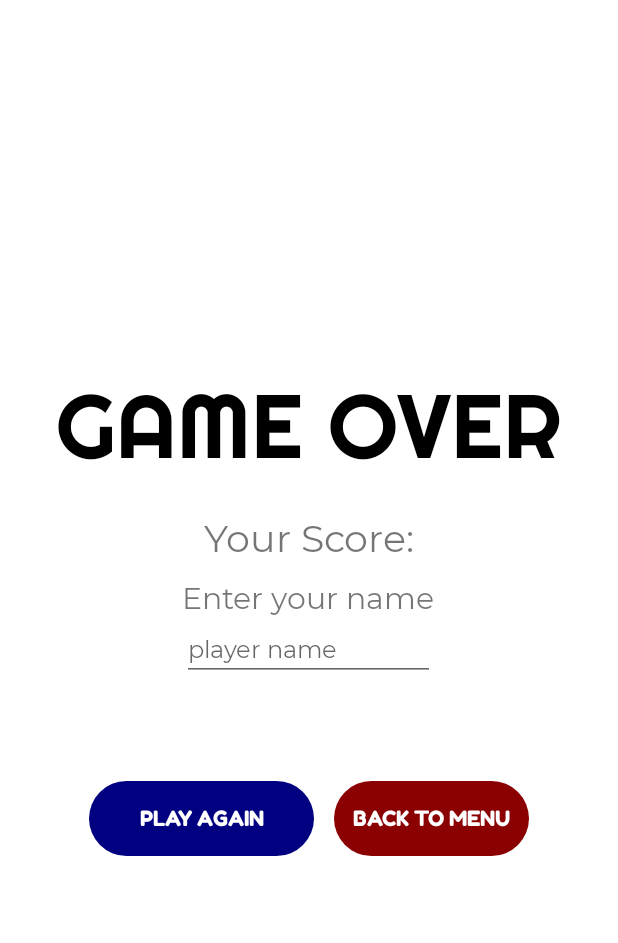
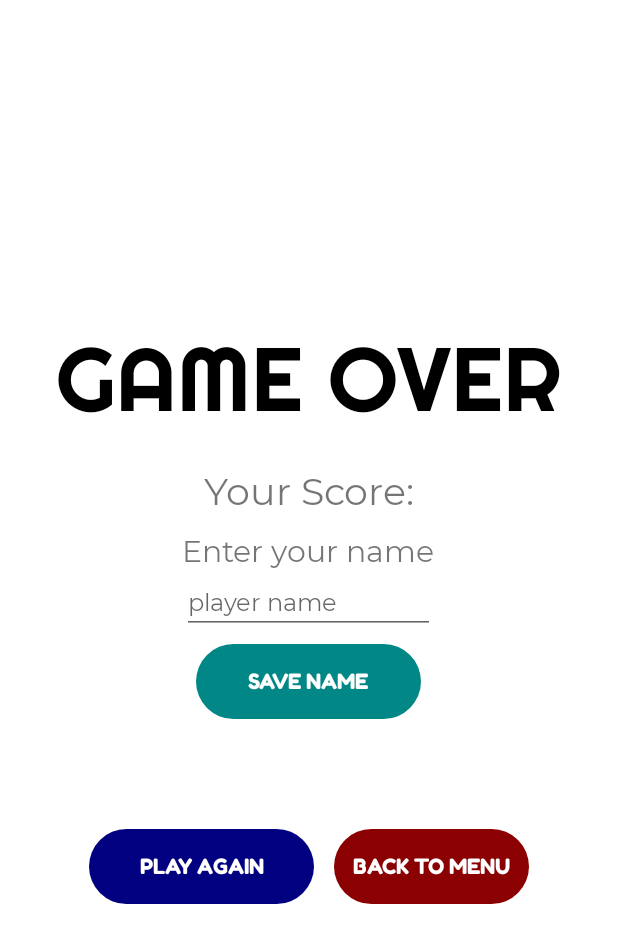
Before and after one commit to gianmartind/PianoTiles, an Android app: the fragment GameoverFragment placed in its activity, on a phone screen of 412 x 824 dp. Shown: the top 943 px of the screen. Run offline under Robolectric (Android 15) with nearby library versions, the phone set to English and light mode, and no system bars; 2 statements that could not run were skipped.

Commit message:
button Save Name

```diff
--- a/app/src/main/res/layout/fragment_gameover.xml
+++ b/app/src/main/res/layout/fragment_gameover.xml
@@ -51,7 +51,20 @@
             android:textSize="16sp"
             android:fontFamily="@font/montserrat"/>
 
+        <android.widget.Button
+            android:layout_width="150dp"
+            android:layout_height="50dp"
+            android:layout_margin="10px"
+            android:id="@+id/save_name"
+            android:text="@string/save_name"
+            android:background="@drawable/custom_button"
+            android:backgroundTint="@color/teal_700"
+            android:textColor="@color/white"
+            android:fontFamily="@font/fredoka_one"/>
+
+
     </LinearLayout>
+
     <View
         android:layout_width="match_parent"
         android:layout_height="60dp"/>
--- a/app/src/main/res/values/strings.xml
+++ b/app/src/main/res/values/strings.xml
@@ -13,4 +13,5 @@
     <string name="name_hint">player name</string>
     <string name="save">SAVE</string>
     <string name="enter_name">Enter your name</string>
+    <string name="save_name">Save Name</string>
 </resources>
```
